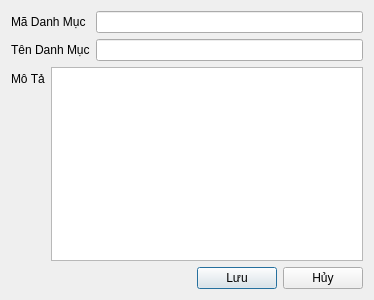
Above: ui/product_add.ui from thinh-doan/sales-and-warehouse-management-system before the change. Below: the same form after it.
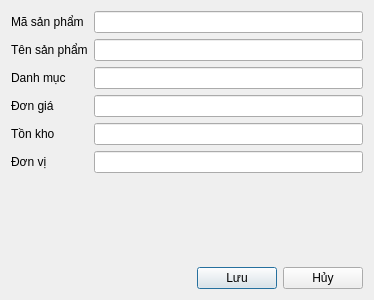
That is the form after the change.

```diff
--- a/ui/product_add.ui
+++ b/ui/product_add.ui
@@ -19,7 +19,7 @@
      <item row="0" column="0">
       <widget class="QLabel" name="labelID">
        <property name="text">
-        <string>Mã Danh Mục</string>
+        <string>Mã sản phẩm</string>
        </property>
       </widget>
      </item>
@@ -33,30 +33,68 @@
      <item row="1" column="0">
       <widget class="QLabel" name="labelName">
        <property name="text">
-        <string>Tên Danh Mục</string>
+        <string>Tên sản phẩm</string>
        </property>
       </widget>
      </item>
      <item row="1" column="1">
-      <widget class="QLineEdit" name="txtDonVi">
+      <widget class="QLineEdit" name="txtTenSP">
        <property name="readOnly">
         <bool>true</bool>
        </property>
       </widget>
      </item>
-    </layout>
-   </item>
-   <item>
-    <layout class="QFormLayout" name="formLayout_2">
-     <item row="0" column="0">
+     <item row="2" column="0">
       <widget class="QLabel" name="labelCategory">
        <property name="text">
-        <string>Mô Tả</string>
+        <string>Danh mục</string>
        </property>
       </widget>
      </item>
-     <item row="0" column="1">
-      <widget class="QTextEdit" name="txtVanBanMoTa">
+     <item row="2" column="1">
+      <widget class="QLineEdit" name="txtDanhMuc">
+       <property name="readOnly">
+        <bool>true</bool>
+       </property>
+      </widget>
+     </item>
+     <item row="3" column="0">
+      <widget class="QLabel" name="labelPrice">
+       <property name="text">
+        <string>Đơn giá</string>
+       </property>
+      </widget>
+     </item>
+     <item row="3" column="1">
+      <widget class="QLineEdit" name="txtDonGia">
+       <property name="readOnly">
+        <bool>true</bool>
+       </property>
+      </widget>
+     </item>
+     <item row="4" column="0">
+      <widget class="QLabel" name="labelQuantity">
+       <property name="text">
+        <string>Tồn kho</string>
+       </property>
+      </widget>
+     </item>
+     <item row="4" column="1">
+      <widget class="QLineEdit" name="txtTonKho">
+       <property name="readOnly">
+        <bool>true</bool>
+       </property>
+      </widget>
+     </item>
+     <item row="5" column="0">
+      <widget class="QLabel" name="labelUnit">
+       <property name="text">
+        <string>Đơn vị</string>
+       </property>
+      </widget>
+     </item>
+     <item row="5" column="1">
+      <widget class="QLineEdit" name="txtDonVi">
        <property name="readOnly">
         <bool>true</bool>
        </property>
@@ -73,8 +111,8 @@
        </property>
        <property name="sizeHint" stdset="0">
         <size>
-         <width>0</width>
-         <height>0</height>
+         <width>13</width>
+         <height>13</height>
         </size>
        </property>
       </spacer>
```
Left out of the diff: 14 changed lines with no effect on the pictures.
